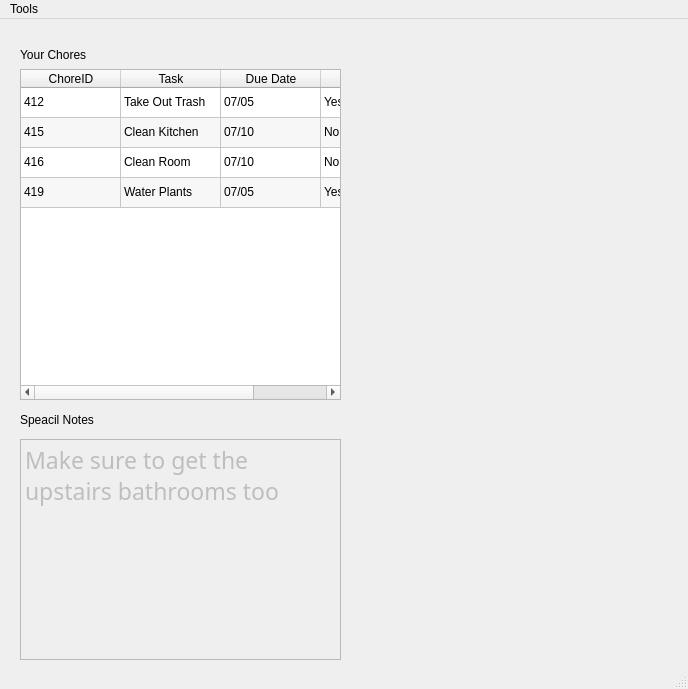
This is final_project/views/main.ui in Monte42/PyQt as Qt 5 draws it before an edit. The edited form follows.
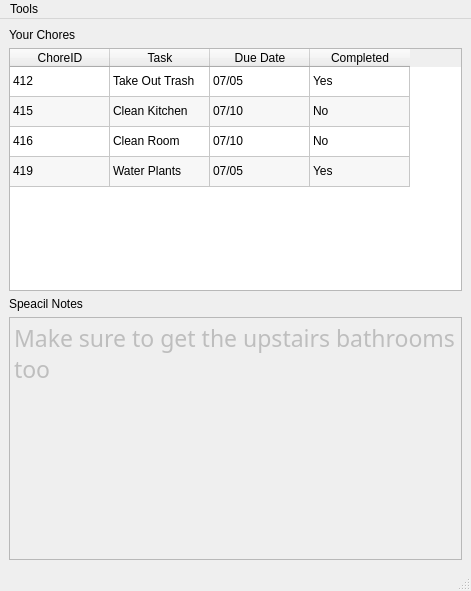
This is the edited form.

Patch:
```diff
--- a/final_project/views/main.ui
+++ b/final_project/views/main.ui
@@ -6,49 +6,24 @@
    <rect>
     <x>0</x>
     <y>0</y>
-    <width>688</width>
-    <height>689</height>
+    <width>471</width>
+    <height>591</height>
    </rect>
   </property>
   <property name="windowTitle">
    <string>Family Planner</string>
   </property>
   <widget class="QWidget" name="centralwidget">
+   <layout class="QVBoxLayout" name="verticalLayout">
+    <item>
    <widget class="QLabel" name="mainHeader">
-    <property name="geometry">
-     <rect>
-      <x>20</x>
-      <y>10</y>
-      <width>321</width>
-      <height>51</height>
-     </rect>
-    </property>
     <property name="text">
      <string>Your Chores</string>
     </property>
    </widget>
-   <widget class="QLabel" name="notesHeader">
-    <property name="geometry">
-     <rect>
-      <x>20</x>
-      <y>380</y>
-      <width>321</width>
-      <height>41</height>
-     </rect>
-    </property>
-    <property name="text">
-     <string>Speacil Notes</string>
-    </property>
-   </widget>
+    </item>
+    <item>
    <widget class="QTableWidget" name="choreList">
-    <property name="geometry">
-     <rect>
-      <x>20</x>
-      <y>50</y>
-      <width>321</width>
-      <height>331</height>
-     </rect>
-    </property>
     <property name="tabKeyNavigation">
      <bool>true</bool>
     </property>
@@ -185,18 +160,19 @@
      </property>
     </item>
    </widget>
+    </item>
+    <item>
+     <widget class="QLabel" name="notesHeader">
+      <property name="text">
+       <string>Speacil Notes</string>
+      </property>
+     </widget>
+    </item>
+    <item>
    <widget class="QTextEdit" name="notesDisplay">
     <property name="enabled">
      <bool>false</bool>
     </property>
-    <property name="geometry">
-     <rect>
-      <x>20</x>
-      <y>420</y>
-      <width>321</width>
-      <height>221</height>
-     </rect>
-    </property>
     <property name="font">
      <font>
       <family>Script</family>
@@ -217,13 +193,15 @@
 &lt;p style=&quot; margin-top:0px; margin-bottom:0px; margin-left:0px; margin-right:0px; -qt-block-indent:0; text-indent:0px;&quot;&gt;Make sure to get the upstairs bathrooms too&lt;/p&gt;&lt;/body&gt;&lt;/html&gt;</string>
     </property>
    </widget>
+    </item>
+   </layout>
   </widget>
   <widget class="QMenuBar" name="menubar">
    <property name="geometry">
     <rect>
      <x>0</x>
      <y>0</y>
-     <width>688</width>
+     <width>471</width>
      <height>26</height>
     </rect>
    </property>
```
Left out of the diff: 3 changed lines with no effect on the pictures. Lines whose indentation alone changed are shown as unchanged.
